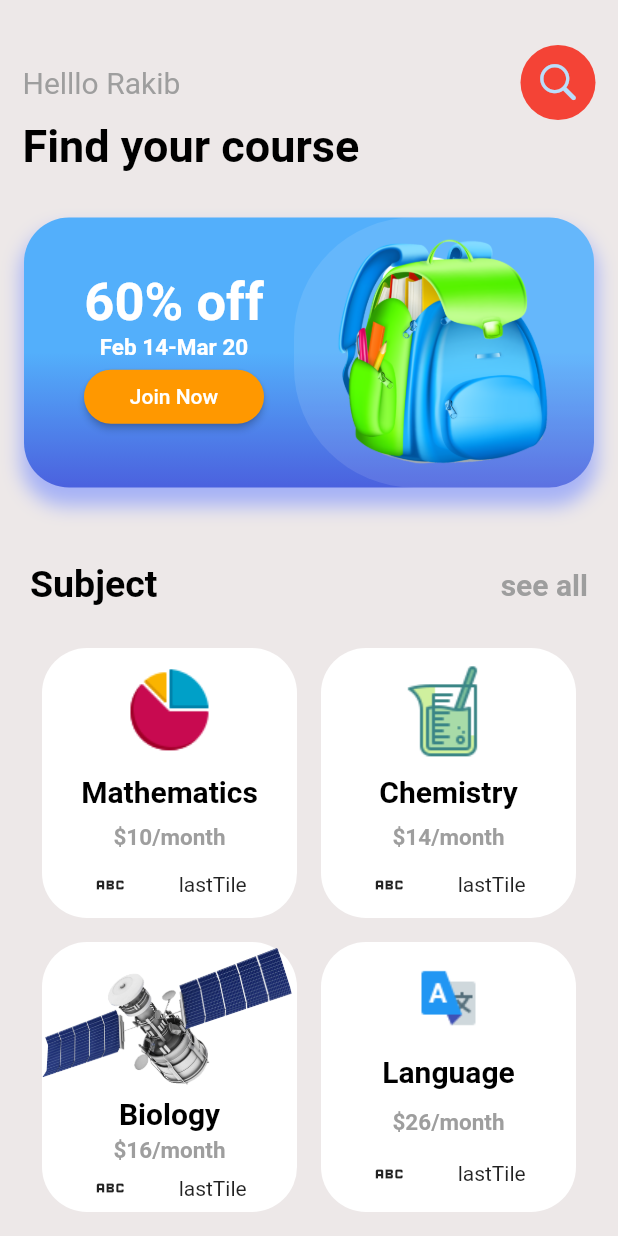
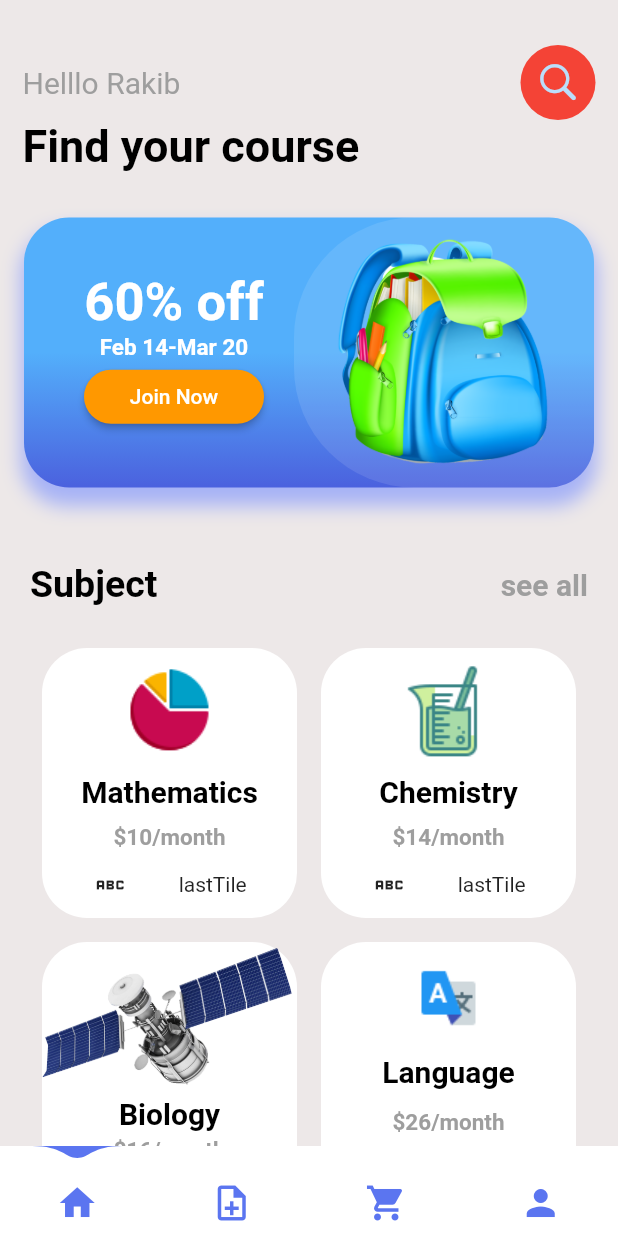
Before and after one commit to sayanths/-small-ui-_banglore, a Flutter app: the screen it shows after launch, on a phone screen of 412 x 824 dp. Run offline on Flutter 3.47's test engine with Material 2 defaults, Android fonts, the phone set to English and light mode, and no system bars; drawn by our look-alikes of water_drop_nav_bar; our stand-ins replace get.

Commit message:
bottom nav added

```diff
--- /dev/null
+++ b/lib/app/bottom_nav/view/bottom_nav.dart
@@ -0,0 +1,74 @@
+import 'package:another_ui_banglore/app/home_page/view/home_page.dart';
+import 'package:flutter/material.dart';
+import 'package:flutter/services.dart';
+import 'package:water_drop_nav_bar/water_drop_nav_bar.dart';
+
+class MyHomePage extends StatefulWidget {
+  const MyHomePage({Key? key}) : super(key: key);
+
+  @override
+  _MyHomePageState createState() => _MyHomePageState();
+}
+
+class _MyHomePageState extends State<MyHomePage> {
+  final Color navigationBarColor = Colors.white;
+  int selectedIndex = 0;
+  late PageController pageController;
+  @override
+  void initState() {
+    super.initState();
+    pageController = PageController(initialPage: selectedIndex);
+  }
+
+  @override
+  Widget build(BuildContext context) {
+    /// [AnnotatedRegion<SystemUiOverlayStyle>] only for android black navigation bar. 3 button navigation control (legacy)
+
+    return AnnotatedRegion<SystemUiOverlayStyle>(
+      value: SystemUiOverlayStyle(
+        systemNavigationBarColor: navigationBarColor,
+        systemNavigationBarIconBrightness: Brightness.dark,
+      ),
+      child: Scaffold(
+        backgroundColor: Colors.grey,
+        body: PageView(
+          physics: const NeverScrollableScrollPhysics(),
+          controller: pageController,
+          children: const <Widget>[
+            HomePage(),
+            Center(child: Text("Notes")),
+            Center(child: Text("Cart")),
+            Center(child: Text("Profile")),
+          ],
+        ),
+        bottomNavigationBar: WaterDropNavBar(
+          backgroundColor: navigationBarColor,
+          onItemSelected: (int index) {
+            setState(() {
+              selectedIndex = index;
+            });
+            pageController.animateToPage(selectedIndex,
+                duration: const Duration(milliseconds: 400),
+                curve: Curves.easeOutQuad);
+          },
+          selectedIndex: selectedIndex,
+          barItems: <BarItem>[
+            BarItem(
+              filledIcon: Icons.home,
+              outlinedIcon: Icons.home_filled,
+            ),
+            BarItem(
+                filledIcon: Icons.notes, outlinedIcon: Icons.note_add_outlined),
+            BarItem(
+                filledIcon: Icons.shopping_cart,
+                outlinedIcon: Icons.shopping_cart),
+            BarItem(
+              filledIcon: Icons.person,
+              outlinedIcon: Icons.person,
+            ),
+          ],
+        ),
+      ),
+    );
+  }
+}
--- a/lib/main.dart
+++ b/lib/main.dart
@@ -1,5 +1,6 @@
-import 'package:another_ui_banglore/app/home_page/view/home_page.dart';
+import 'package:another_ui_banglore/app/bottom_nav/view/bottom_nav.dart';
 import 'package:flutter/material.dart';
+import 'package:get/get_navigation/src/root/get_material_app.dart';
 
 void main() {
   runApp(const MyApp());
@@ -8,24 +9,15 @@ void main() {
 class MyApp extends StatelessWidget {
   const MyApp({super.key});
 
-  // This widget is the root of your application.
   @override
   Widget build(BuildContext context) {
-    return MaterialApp(
-      title: 'Flutter Demo',
+    return GetMaterialApp(
+      debugShowCheckedModeBanner: false,
+      title: 'Ui Demo',
       theme: ThemeData(
-        // This is the theme of your application.
-        //
-        // Try running your application with "flutter run". You'll see the
-        // application has a blue toolbar. Then, without quitting the app, try
-        // changing the primarySwatch below to Colors.green and then invoke
-        // "hot reload" (press "r" in the console where you ran "flutter run",
-        // or simply save your changes to "hot reload" in a Flutter IDE).
-        // Notice that the counter didn't reset back to zero; the application
-        // is not restarted.
         primarySwatch: Colors.blue,
       ),
-      home: const HomePage(),
+      home: const MyHomePage(),
     );
   }
 }
--- a/pubspec.yaml
+++ b/pubspec.yaml
@@ -36,6 +36,8 @@ dependencies:
   # The following adds the Cupertino Icons font to your application.
   # Use with the CupertinoIcons class for iOS style icons.
   cupertino_icons: ^1.0.2
+  water_drop_nav_bar: ^2.2.0+4
+  get: ^4.6.5
 
 dev_dependencies:
   flutter_test:
```
Also changed, not shown: assets/satelites.jpg (added), lib/app/bottom_nav/view_model/view_model.dart (added), pubspec.lock.
